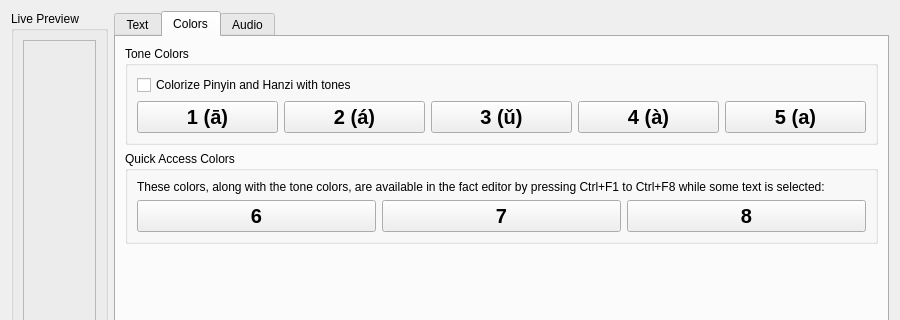
The window that pinyin/forms/designer/preferences.ui (Nick3C/pinyin-toolkit) describes before a commit, drawn with Qt 5; both pictures show x 0 to 900 and y 0 to 320 of the 900 by 650 pixel window.
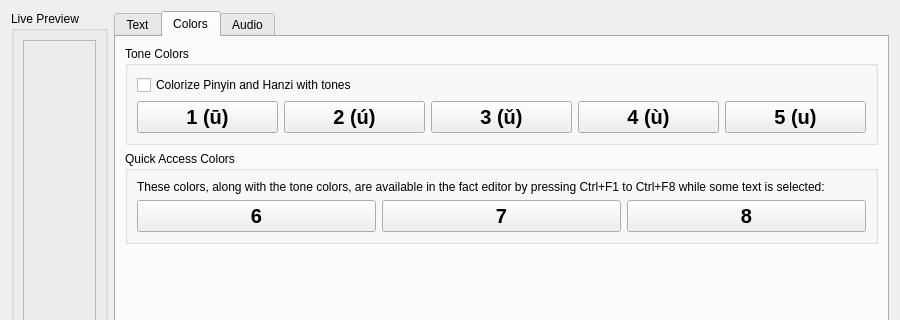
The same window after the commit. The open tabs and pages were chosen to show the change.

Commit message: Use u as the preferences dialog character uniformly

```diff
--- a/pinyin/forms/designer/preferences.ui
+++ b/pinyin/forms/designer/preferences.ui
@@ -294,7 +294,7 @@
                </font>
               </property>
               <property name="text">
-               <string>1 (ā)</string>
+               <string>1 (ū)</string>
               </property>
              </widget>
             </item>
@@ -308,7 +308,7 @@
                </font>
               </property>
               <property name="text">
-               <string>2 (á)</string>
+               <string>2 (ú)</string>
               </property>
              </widget>
             </item>
@@ -336,7 +336,7 @@
                </font>
               </property>
               <property name="text">
-               <string>4 (à)</string>
+               <string>4 (ù)</string>
               </property>
              </widget>
             </item>
@@ -350,7 +350,7 @@
                </font>
               </property>
               <property name="text">
-               <string>5 (a)</string>
+               <string>5 (u)</string>
               </property>
              </widget>
             </item>
```
The commit also changes 2 other files.
